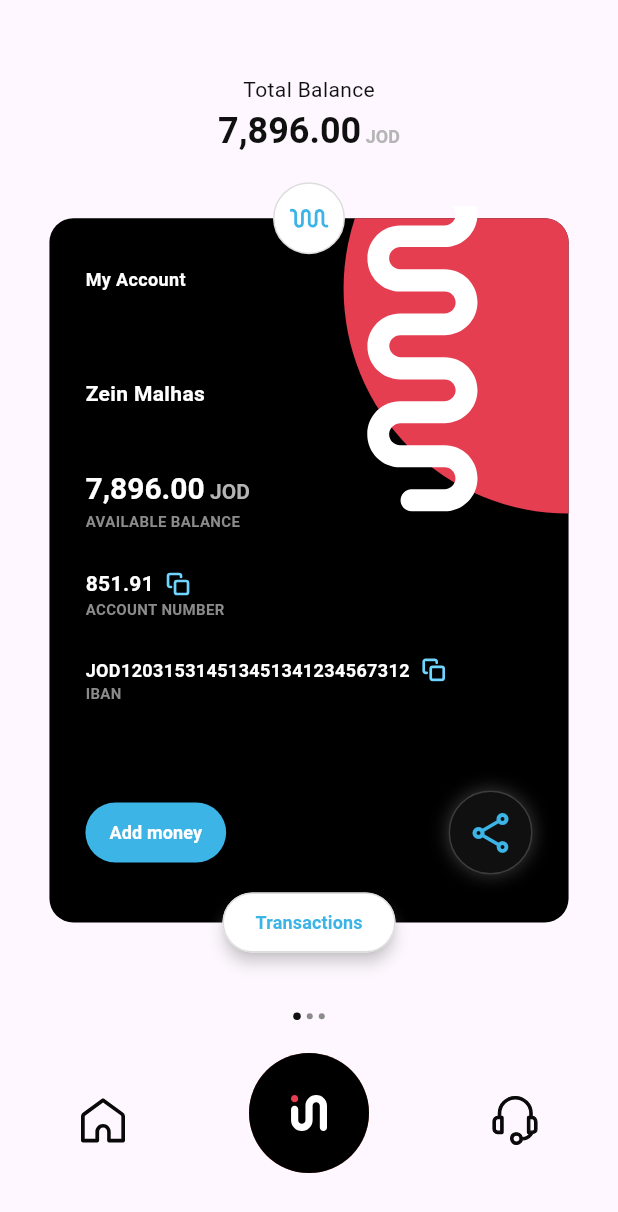
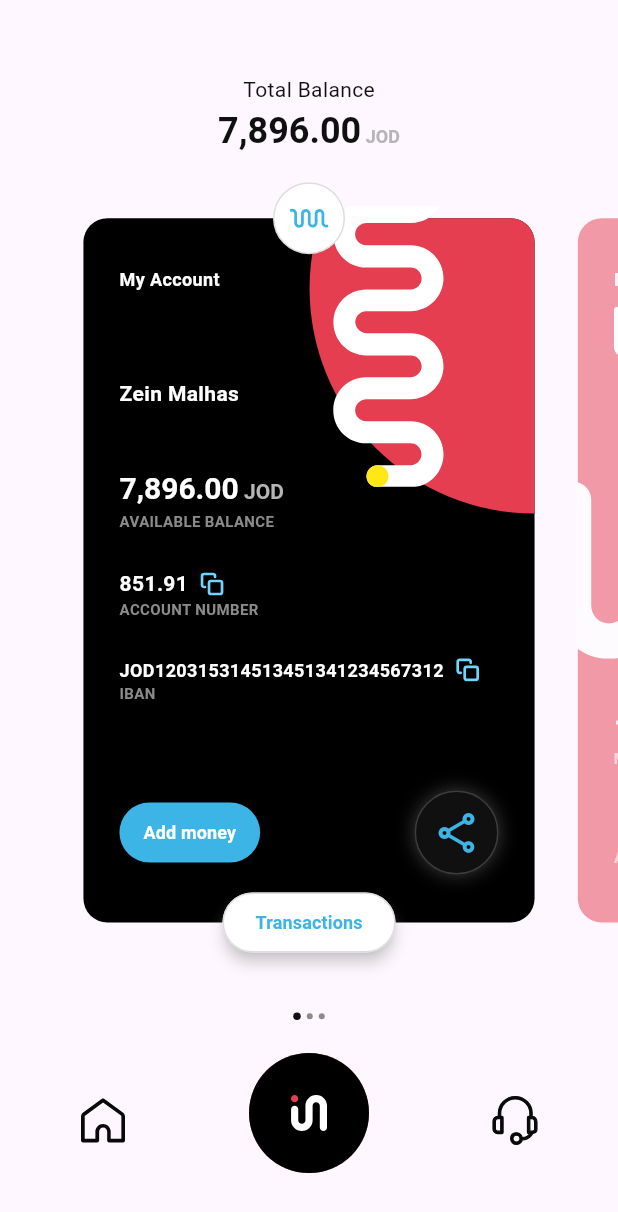
Before and after one commit to Hafizzudin789/Blink, a Flutter app: the screen it shows after launch, after a tap on the "share" icon, on a phone screen of 412 x 824 dp. Shown: the top 1212 px of the screen. Run offline on Flutter 3.47's test engine with Material 2 defaults, Android fonts, the light colour scheme and no system bars; our stand-ins replace flutter_svg.

Commit message:
dashboard circular carousel, opacity animation, cusompainter setup etc

```diff
--- a/lib/app_color.dart
+++ b/lib/app_color.dart
@@ -10,7 +10,10 @@ const primaryButtonColor = Color(0XFF3CB4E5);
 
 const borderColor = Color(0XFF3D3D3D);
 
+const lightestPinkColor = Color(0XFFF9B6BE);
+const lightPinkColor = Color(0XFFE74E5F);
 const pinkColor = Color(0XFFE53E51);
+const lightYellowColor = Color(0XFFFFED4E);
 const yellowColor = Color(0XFFFFE816);
 
 const shadowColor = Color(0XFFD1D1D1);
--- a/lib/dashboard_view.dart
+++ b/lib/dashboard_view.dart
@@ -4,6 +4,7 @@ import 'app_color.dart';
 import 'custom_svg_image.dart';
 import 'widgets/custom_button.dart';
 import 'widgets/elevated_button.dart';
+import 'dart:math' as math;
 
 class DashboardView extends StatefulWidget {
   const DashboardView({super.key});
@@ -16,6 +17,20 @@ class _DashboardViewState extends State<DashboardView> {
 
   int pageViewIndex = 0;
   List cards = [1,2,3]; ///Number of cards to horizontally scroll
+
+  late PageController pageController;
+
+  @override
+  void initState() {
+    super.initState();
+    pageController = PageController(initialPage: pageViewIndex, viewportFraction: 0.8);
+  }
+
+  @override
+  void dispose() {
+    super.dispose();
+    pageController.dispose();
+  }
 
   @override
   Widget build(BuildContext context) {
@@ -60,17 +75,46 @@ class _DashboardViewState extends State<DashboardView> {
 
   _pageViewWidget() {
     return Expanded(
-      child: PageView(
+      child: PageView.builder(
+        itemCount: 3,
+        controller: pageController,
+        physics: const ClampingScrollPhysics(),
         onPageChanged: (int value) {
           setState(() {
             pageViewIndex = value;
           });
         },
-        children: [
-          _myAccountCard(),
-          _myCreditCard(),
-          _myDebitCard(),
-        ],
+        itemBuilder: (context, index) {
+          return AnimatedBuilder(
+            animation: pageController,
+            builder: (context, child) {
+              double value = 0;
+              ///Checking if pageController is ready to use
+              if(pageController.position.hasContentDimensions) {
+                ///For current page value = 0, so rotation and translation value is zero
+                value = index.toDouble() - (pageController.page??0);
+                value = (value * 0.012);
+              }
+              return Transform.rotate(
+                angle: (math.pi * value),
+                child: Transform.translate(
+                  offset: Offset(0, value.abs() * 500),
+                  child: AnimatedOpacity(
+                    opacity: index == pageViewIndex
+                        ? 1
+                        : 0.5,
+                    duration: const Duration(milliseconds: 400),
+                    child: index == 0
+                        ? _myAccountCard()
+                        : index == 1
+                          ? _myCreditCard()
+                          : _myDebitCard(),
+                  ),
+                ),
+              );
+            },
+          );
+        },
       ),
     );
   }
@@ -106,7 +150,7 @@ class _DashboardViewState extends State<DashboardView> {
 
 
   _myAccountCard() {
-    double horizontalSpacing = MediaQuery.of(context).size.width * 0.08;
+    double horizontalSpacing = MediaQuery.of(context).size.width * 0.035;
     double screenHeight = MediaQuery.of(context).size.height;
     return Stack(
       alignment: Alignment.center,
@@ -121,7 +165,7 @@ class _DashboardViewState extends State<DashboardView> {
             borderRadius: BorderRadius.circular(16),
             child: CustomPaint(
               //Top right pink circle custom shape
-              painter: const CustomPatternCircle(),
+              painter: const CustomPatternCircleMyAccount(),
               child: Padding(
                 padding: const EdgeInsets.symmetric(horizontal: 24, vertical: 32),
                 child: Column(
@@ -227,7 +271,7 @@ class _DashboardViewState extends State<DashboardView> {
         Positioned(
           right: horizontalSpacing+60,
           top: 36,
-          child: const SVGImage(assetPath: 'assets/Group.svg'),
+          child: const SVGImage(assetPath: 'assets/card1Curve.svg'),
         ),
 
         ///Button
@@ -260,8 +304,7 @@ class _DashboardViewState extends State<DashboardView> {
   }
 
   _myCreditCard() {
-    double horizontalSpacing = MediaQuery.of(context).size.width * 0.08;
-    double screenHeight = MediaQuery.of(context).size.height;
+    double horizontalSpacing = MediaQuery.of(context).size.width * 0.035;
     return Stack(
       alignment: Alignment.center,
       children: [
@@ -276,24 +319,50 @@ class _DashboardViewState extends State<DashboardView> {
             child: Column(
               crossAxisAlignment: CrossAxisAlignment.stretch,
               children: [
-                const Text("My Credit Card", style: TextStyle(fontSize: 12, fontWeight: FontWeight.w600),),
+                Row(
+                  children: [
+                    const Expanded(
+                      child: Column(
+                        crossAxisAlignment: CrossAxisAlignment.start,
+                        children: [
+                          Text("My Credit Card", style: TextStyle(fontSize: 12, fontWeight: FontWeight.w600),),
+                          SizedBox(height: 10),
+                          Align(alignment: Alignment.centerLeft, child: SVGImage(assetPath: "assets/appName.svg")),
+                        ],
+                      ),
+                    ),
+                    Container(
+                      height: 50,
+                      width: 50,
+                      padding: const EdgeInsets.all(12),
+                      decoration: BoxDecoration(
+                        shape: BoxShape.circle,
+                        color: pinkColor,
+                        border: Border.all(color: lightPinkColor),
+                        boxShadow: const [
+                          BoxShadow(color: Colors.black26, blurRadius: 10, spreadRadius: 0.1),
+                        ],
+                      ),
+                      child: const SVGImage(assetPath: "assets/icons/spin.svg",),
+                    ),
+                  ],
+                ),
 
-                Expanded(
-                  child: Column(
-                    // mainAxisAlignment: MainAxisAlignment.spaceEvenly,
+                const Expanded(child: SizedBox()),
+
+
+                Row(
+                  mainAxisAlignment: MainAxisAlignment.spaceBetween,
+                  children: [
+                    Column(
                       crossAxisAlignment: CrossAxisAlignment.start,
-                    mainAxisAlignment: MainAxisAlignment.center,
                       children: [
-                      const Text("Zein Malhas", style: TextStyle(fontSize: 14, fontWeight: FontWeight.w600),),
-
-                      SizedBox(height: screenHeight*0.05),
-
                         RichText(
                           text: const TextSpan(
                               style: TextStyle(fontSize: 20, fontWeight: FontWeight.w700),
                               children: [
                                 TextSpan(
-                                  text: "7,896.00"
+                                    text: "148.09"
                                 ),
                                 TextSpan(
                                   text: " JOD",
@@ -304,65 +373,69 @@ class _DashboardViewState extends State<DashboardView> {
                           ),
                         ),
                         const SizedBox(height: 4),
-                      const Text("AVAILABLE BALANCE", style: TextStyle(color: gray400Color, fontSize: 10, fontWeight: FontWeight.w600),),
+                        RichText(
+                          text: const TextSpan(
+                              style: TextStyle(fontSize: 10, fontWeight: FontWeight.w600, color: lightestPinkColor),
+                              children: [
+                                TextSpan(
+                                    text: "MIN. DUE BY"
+                                ),
+                                TextSpan(
+                                  text: " 27 NOV 2021",
+                                  style: TextStyle(color: Colors.white),
 
-                      SizedBox(height: screenHeight*0.03),
-
-                      const Row(
-                        mainAxisSize: MainAxisSize.min,
-                        children: [
-                          Text("851.91", style: TextStyle(fontSize: 14, fontWeight: FontWeight.w700),),
-                          SizedBox(width: 8),
-                          SVGImage(assetPath: "assets/icons/copyPaste.svg"),
+                                ),
+                              ]
+                          ),
+                        ),
                       ],
                     ),
-                      const Text("ACCOUNT NUMBER", style: TextStyle(color: gray400Color, fontSize: 10, fontWeight: FontWeight.w600),),
 
-                      SizedBox(height: screenHeight*0.03),
-
-                      const Row(
-                        mainAxisSize: MainAxisSize.min,
-                        children: [
-                          Text("JOD120315314513451341234567312", style: TextStyle(fontSize: 12, fontWeight: FontWeight.w700),),
-                          SizedBox(width: 8),
-                          SVGImage(assetPath: "assets/icons/copyPaste.svg"),
+                    const CustomButton(
+                      label: "Pay back",
+                      buttonColor: primaryButtonColor,
+                    ),
                   ],
                 ),
-                      const Text("IBAN", style: TextStyle(color: gray400Color, fontSize: 10, fontWeight: FontWeight.w600),),
-                    ],
-                  ),
-                ),
-
-
+                const SizedBox(height: 16),
                 Row(
                   mainAxisAlignment: MainAxisAlignment.spaceBetween,
                   children: [
-                    const CustomButton(
-                      label: "Add money",
-                      buttonColor: primaryButtonColor,
+                    Column(
+                      children: [
+                        RichText(
+                          text: const TextSpan(
+                              style: TextStyle(fontSize: 20, fontWeight: FontWeight.w700),
+                              children: [
+                                TextSpan(
+                                    text: "851.91"
                                 ),
-                    Container(
-                      decoration: const BoxDecoration(
-                        color: blackColor,
-                        shape: BoxShape.circle,
-                        boxShadow: [
-                          BoxShadow(color: borderColor, blurRadius: 10, spreadRadius: 0.1),
+                                TextSpan(
+                                  text: " JOD",
+                                  style: TextStyle(color: gray300Color, fontSize: 14, fontWeight: FontWeight.w700),
+
+                                ),
+                              ]
+                          ),
+                        ),
+                        const SizedBox(height: 4),
+                        const Text("AVAILABLE AMOUNT", style: TextStyle(color: lightestPinkColor, fontSize: 10, fontWeight: FontWeight.w600),),
                       ],
                     ),
-                      child: IconButton(
-                        onPressed: () {},
-                        style: ButtonStyle(
-                          padding: MaterialStateProperty.all(const EdgeInsets.all(12)),
-                          shape: MaterialStateProperty.all(
-                            RoundedRectangleBorder(
-                              side: const BorderSide(color: borderColor),
-                              borderRadius: BorderRadius.circular(100),
-                            ),),
-                          elevation: MaterialStateProperty.all(10),
-                          foregroundColor: MaterialStateProperty.all(primaryButtonColor),
+
+                    Container(
+                      height: 50,
+                      width: 50,
+                      padding: const EdgeInsets.all(12),
+                      decoration: BoxDecoration(
+                        shape: BoxShape.circle,
+                        color: pinkColor,
+                        border: Border.all(color: lightPinkColor),
+                        boxShadow: const [
+                          BoxShadow(color: Colors.black26, blurRadius: 10, spreadRadius: 0.1),
+                        ],
                       ),
-                        icon: const Icon(Icons.share_outlined, size: 32,),
-                      ),
+                      child: const SVGImage(assetPath: "assets/icons/settings.svg"),
                     ),
                   ],
                 )
@@ -371,10 +444,10 @@ class _DashboardViewState extends State<DashboardView> {
             ),
           ),
         ),
-        Positioned(
-          right: horizontalSpacing+60,
-          top: 36,
-          child: const SVGImage(assetPath: 'assets/Group.svg'),
+        const Positioned(
+          left: 0,
+          right: 0,
+          child: SVGImage(assetPath: "assets/card2Curve.svg"),
         ),
 
         ///Button
@@ -407,8 +480,7 @@ class _DashboardViewState extends State<DashboardView> {
   }
 
   _myDebitCard() {
-    double horizontalSpacing = MediaQuery.of(context).size.width * 0.08;
-    double screenHeight = MediaQuery.of(context).size.height;
+    double horizontalSpacing = MediaQuery.of(context).size.width * 0.035;
     return Stack(
       alignment: Alignment.center,
       children: [
@@ -418,66 +490,48 @@ class _DashboardViewState extends State<DashboardView> {
             color: yellowColor,
             borderRadius: BorderRadius.circular(16),
           ),
+          child: ClipRRect(
+            borderRadius: BorderRadius.circular(16),
+            child: CustomPaint(
+              painter: const CustomPatternCircleDebitCard(),
               child: Padding(
                 padding: const EdgeInsets.symmetric(horizontal: 24, vertical: 32),
                 child: Column(
                   crossAxisAlignment: CrossAxisAlignment.stretch,
                   children: [
-                const Text("My Debit Card", style: TextStyle(fontSize: 12, fontWeight: FontWeight.w600),),
-
-                Expanded(
+                    Row(
+                      children: [
+                        const Expanded(
                           child: Column(
-                    // mainAxisAlignment: MainAxisAlignment.spaceEvenly,
                             crossAxisAlignment: CrossAxisAlignment.start,
-                    mainAxisAlignment: MainAxisAlignment.center,
                             children: [
-                      const Text("Zein Malhas", style: TextStyle(fontSize: 14, fontWeight: FontWeight.w600),),
-
-                      SizedBox(height: screenHeight*0.05),
-
-                      RichText(
-                        text: const TextSpan(
-                            style: TextStyle(fontSize: 20, fontWeight: FontWeight.w700),
-                            children: [
-                              TextSpan(
-                                  text: "7,896.00"
-                              ),
-                              TextSpan(
-                                text: " JOD",
-                                style: TextStyle(color: gray300Color, fontSize: 14, fontWeight: FontWeight.w700),
-
-                              ),
-                            ]
+                              Text("My Debit Card", style: TextStyle(fontSize: 12, fontWeight: FontWeight.w600, color: Colors.black),),
+                              SizedBox(height: 10),
+                              Align(alignment: Alignment.centerLeft, child: SVGImage(assetPath: "assets/appName.svg", color: Colors.black)),
+                            ],
                           ),
                         ),
-                      const SizedBox(height: 4),
-                      const Text("AVAILABLE BALANCE", style: TextStyle(color: gray400Color, fontSize: 10, fontWeight: FontWeight.w600),),
-
-                      SizedBox(height: screenHeight*0.03),
-
-                      const Row(
-                        mainAxisSize: MainAxisSize.min,
-                        children: [
-                          Text("851.91", style: TextStyle(fontSize: 14, fontWeight: FontWeight.w700),),
-                          SizedBox(width: 8),
-                          SVGImage(assetPath: "assets/icons/copyPaste.svg"),
+                        Container(
+                          height: 50,
+                          width: 50,
+                          padding: const EdgeInsets.all(12),
+                          decoration: BoxDecoration(
+                            shape: BoxShape.circle,
+                            color: yellowColor,
+                            border: Border.all(color: lightYellowColor),
+                            boxShadow: const [
+                              BoxShadow(color: Colors.black26, blurRadius: 10, spreadRadius: 0.1),
                             ],
                           ),
-                      const Text("ACCOUNT NUMBER", style: TextStyle(color: gray400Color, fontSize: 10, fontWeight: FontWeight.w600),),
-
-                      SizedBox(height: screenHeight*0.03),
-
-                      const Row(
-                        mainAxisSize: MainAxisSize.min,
-                        children: [
-                          Text("JOD120315314513451341234567312", style: TextStyle(fontSize: 12, fontWeight: FontWeight.w700),),
-                          SizedBox(width: 8),
-                          SVGImage(assetPath: "assets/icons/copyPaste.svg"),
+                          child: const SVGImage(assetPath: "assets/icons/spin.svg",),
+                        ),
                       ],
                     ),
-                      const Text("IBAN", style: TextStyle(color: gray400Color, fontSize: 10, fontWeight: FontWeight.w600),),
-                    ],
-                  ),
+                    const SizedBox(height: 20),
+                    const Text("Zein Malhas", style: TextStyle(color: Colors.black, fontSize: 14, fontWeight: FontWeight.w600),),
+
+                    const Expanded(
+                      child: SizedBox(),
                     ),
 
 
@@ -489,27 +543,18 @@ class _DashboardViewState extends State<DashboardView> {
                           buttonColor: primaryButtonColor,
                         ),
                         Container(
-                      decoration: const BoxDecoration(
-                        color: blackColor,
+                          height: 50,
+                          width: 50,
+                          padding: const EdgeInsets.all(12),
+                          decoration: BoxDecoration(
                             shape: BoxShape.circle,
-                        boxShadow: [
-                          BoxShadow(color: borderColor, blurRadius: 10, spreadRadius: 0.1),
+                            color: yellowColor,
+                            border: Border.all(color: lightYellowColor),
+                            boxShadow: const [
+                              BoxShadow(color: Colors.black26, blurRadius: 10, spreadRadius: 0.1),
                             ],
                           ),
-                      child: IconButton(
-                        onPressed: () {},
-                        style: ButtonStyle(
-                          padding: MaterialStateProperty.all(const EdgeInsets.all(12)),
-                          shape: MaterialStateProperty.all(
-                            RoundedRectangleBorder(
-                              side: const BorderSide(color: borderColor),
-                              borderRadius: BorderRadius.circular(100),
-                            ),),
-                          elevation: MaterialStateProperty.all(10),
-                          foregroundColor: MaterialStateProperty.all(primaryButtonColor),
-                        ),
-                        icon: const Icon(Icons.share_outlined, size: 32,),
-                      ),
+                          child: const SVGImage(assetPath: "assets/icons/settings.svg",),
                         ),
                       ],
                     )
@@ -518,11 +563,15 @@ class _DashboardViewState extends State<DashboardView> {
                 ),
               ),
             ),
-        Positioned(
-          right: horizontalSpacing+60,
-          top: 36,
-          child: const SVGImage(assetPath: 'assets/Group.svg'),
           ),
+        ),
+
+        // ///TODO: make in custom painter
+        // Positioned(
+        //   left: MediaQuery.of(context).size.width*0.28,
+        //   top: MediaQuery.of(context).size.height*0.38,
+        //   child: const SVGImage(assetPath: 'assets/card3Curve.svg'),
+        // ),
 
         ///Button
         Positioned(
```
Also changed, not shown: lib/widgets/customPattern.dart (+106 -2 lines), assets/Group.svg (deleted), assets/appName.svg (added), assets/card1Curve.svg (added), assets/card2Curve.svg (renamed from assets/Group1.svg), assets/card3Curve.svg (added), assets/icons/settings.svg (added), assets/icons/spin.svg (added), pubspec.lock, 3 other files. Lines whose indentation alone changed are shown as unchanged.
